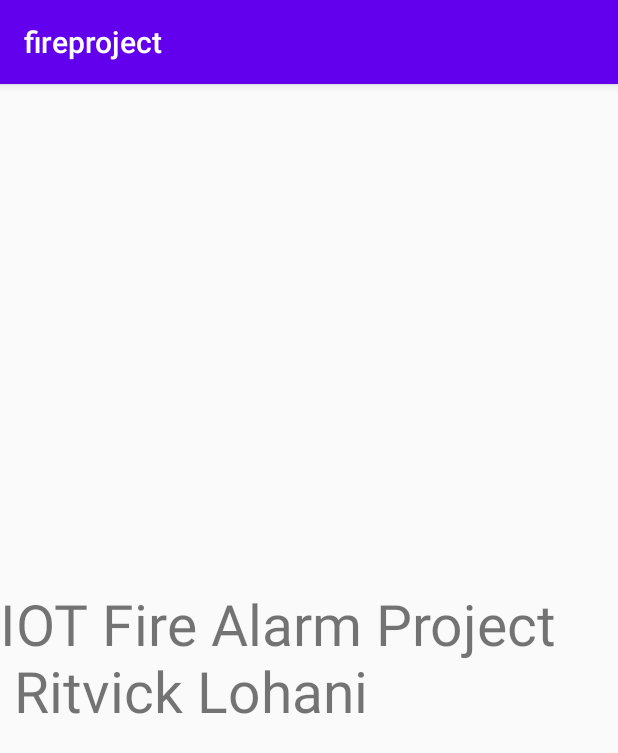
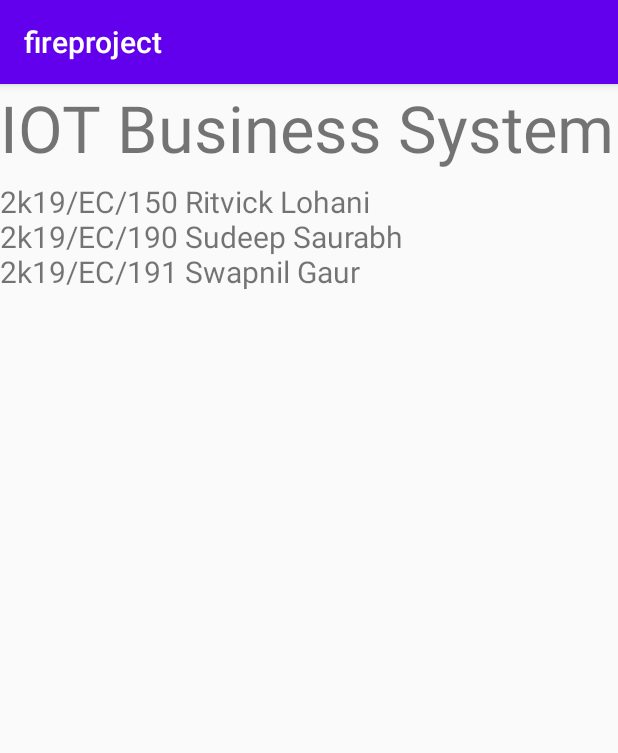
Before and after one commit to ritlo/iot-business-app, an Android app: the screen it shows after launch (MainActivity), on a phone screen of 412 x 824 dp. Shown: the top 753 px of the screen. Run offline under Robolectric (Android 15) with nearby library versions, the phone set to English and light mode, and no system bars.

Commit message:
new notification system, major btech build

```diff
--- a/firealarmAndroidApp/app/build.gradle
+++ b/firealarmAndroidApp/app/build.gradle
@@ -28,8 +28,13 @@ dependencies {
     implementation 'androidx.appcompat:appcompat:1.2.0'
     implementation 'androidx.constraintlayout:constraintlayout:2.0.2'
     implementation 'com.google.firebase:firebase-messaging:17.3.4'
+    implementation 'androidx.recyclerview:recyclerview:1.2.1'
     testImplementation 'junit:junit:4.12'
     androidTestImplementation 'androidx.test.ext:junit:1.1.2'
     androidTestImplementation 'androidx.test.espresso:espresso-core:3.3.0'
+    def room_version = "2.4.3"
+
+    implementation "androidx.room:room-runtime:$room_version"
+    annotationProcessor "androidx.room:room-compiler:$room_version"
 
 }
--- a/firealarmAndroidApp/app/src/main/java/com/lohani/fireproject/MainActivity.java
+++ b/firealarmAndroidApp/app/src/main/java/com/lohani/fireproject/MainActivity.java
@@ -4,6 +4,7 @@ import androidx.appcompat.app.AppCompatActivity;
 
 import android.content.BroadcastReceiver;
 import android.content.Intent;
+import android.database.sqlite.SQLiteDatabase;
 import android.os.Bundle;
 import android.util.Log;
 import android.view.View;
--- a/firealarmAndroidApp/app/src/main/res/layout/activity_main.xml
+++ b/firealarmAndroidApp/app/src/main/res/layout/activity_main.xml
@@ -6,18 +6,32 @@
     android:layout_height="match_parent"
     tools:context=".MainActivity">
 
+
     <TextView
         android:id="@+id/textView"
-        android:layout_width="match_parent"
-        android:layout_height="100dp"
-        android:autoSizeMaxTextSize="50sp"
-        android:autoSizeMinTextSize="12sp"
-        android:autoSizeStepGranularity="2sp"
+        android:layout_width="wrap_content"
+        android:layout_height="wrap_content"
+        android:layout_marginBottom="410dp"
         android:autoSizeTextType="uniform"
-        android:text="@string/app_text"
-        app:layout_constraintBottom_toBottomOf="parent"
+        android:lines="1"
+        android:text="IOT Business System"
+        android:textSize="48sp"
+        app:layout_constraintBottom_toTopOf="@+id/textView2"
         app:layout_constraintEnd_toEndOf="parent"
+        app:layout_constraintHorizontal_bias="0.0"
+        app:layout_constraintStart_toStartOf="parent"
         app:layout_constraintTop_toTopOf="parent" />
 
-
+    <TextView
+        android:id="@+id/textView2"
+        android:layout_width="wrap_content"
+        android:layout_height="wrap_content"
+        android:autoSizeTextType="uniform"
+        android:lines="3"
+        android:text="@string/IOT"
+        android:textSize="20sp"
+        app:layout_constraintEnd_toEndOf="parent"
+        app:layout_constraintHorizontal_bias="0.0"
+        app:layout_constraintStart_toStartOf="parent"
+        app:layout_constraintTop_toBottomOf="@+id/textView" />
 </androidx.constraintlayout.widget.ConstraintLayout>
--- a/firealarmAndroidApp/app/src/main/res/values/strings.xml
+++ b/firealarmAndroidApp/app/src/main/res/values/strings.xml
@@ -1,4 +1,6 @@
 <resources>
     <string name="app_name">fireproject</string>
-    <string name="app_text">IOT Fire Alarm Project \n Ritvick Lohani</string>
+    <string name="IOT">2k19/EC/150 Ritvick Lohani\n2k19/EC/190 Sudeep Saurabh\n2k19/EC/191 Swapnil Gaur</string>
+    <string name="channel_name">Business Alarms</string>
+    <string name="channel_desc">Alarms sent from the IoT Embedded System of the Business</string>
 </resources>
--- a/firealarmAndroidApp/build.gradle
+++ b/firealarmAndroidApp/build.gradle
@@ -7,6 +7,7 @@ buildscript {
     dependencies {
         classpath "com.android.tools.build:gradle:4.0.1"
         classpath 'com.google.gms:google-services:4.3.3'
+
 
         // NOTE: Do not place your application dependencies here; they belong
         // in the individual module build.gradle files
```
Also changed, not shown: firealarmAndroidApp/app/src/main/java/com/lohani/fireproject/EventsDao.java (added, +23 -0 lines), firealarmAndroidApp/app/src/main/java/com/lohani/fireproject/EventsDatabase.java (added, +26 -0 lines), firealarmAndroidApp/app/src/main/java/com/lohani/fireproject/FireRecieve.java (+59 -2 lines).
